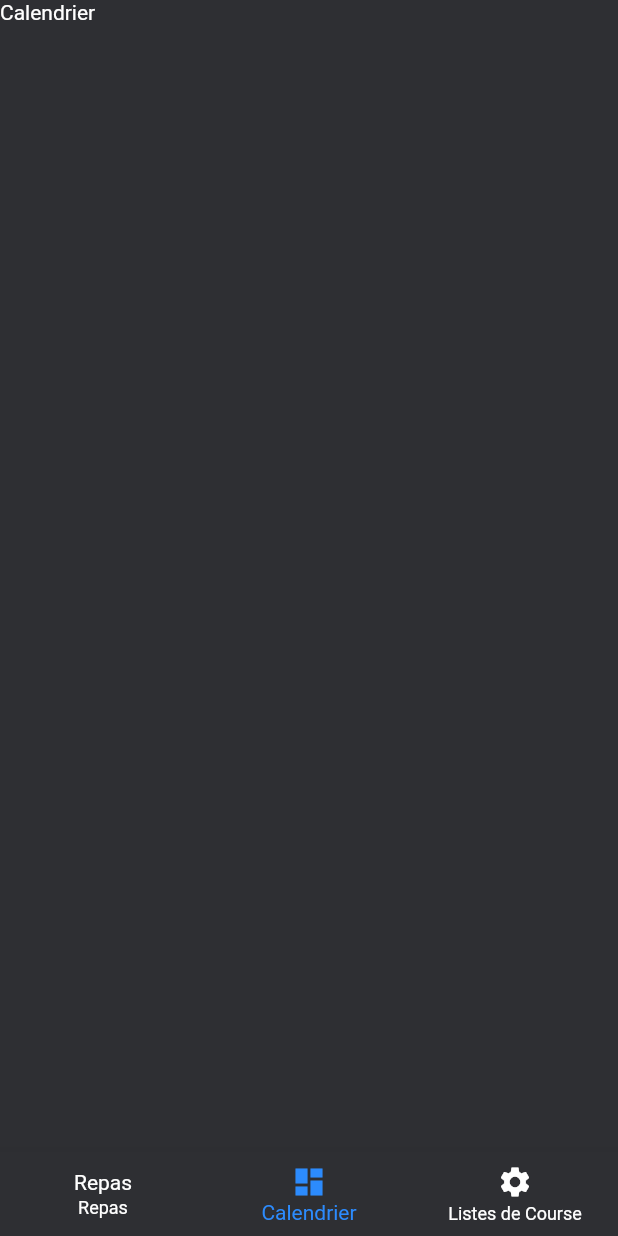
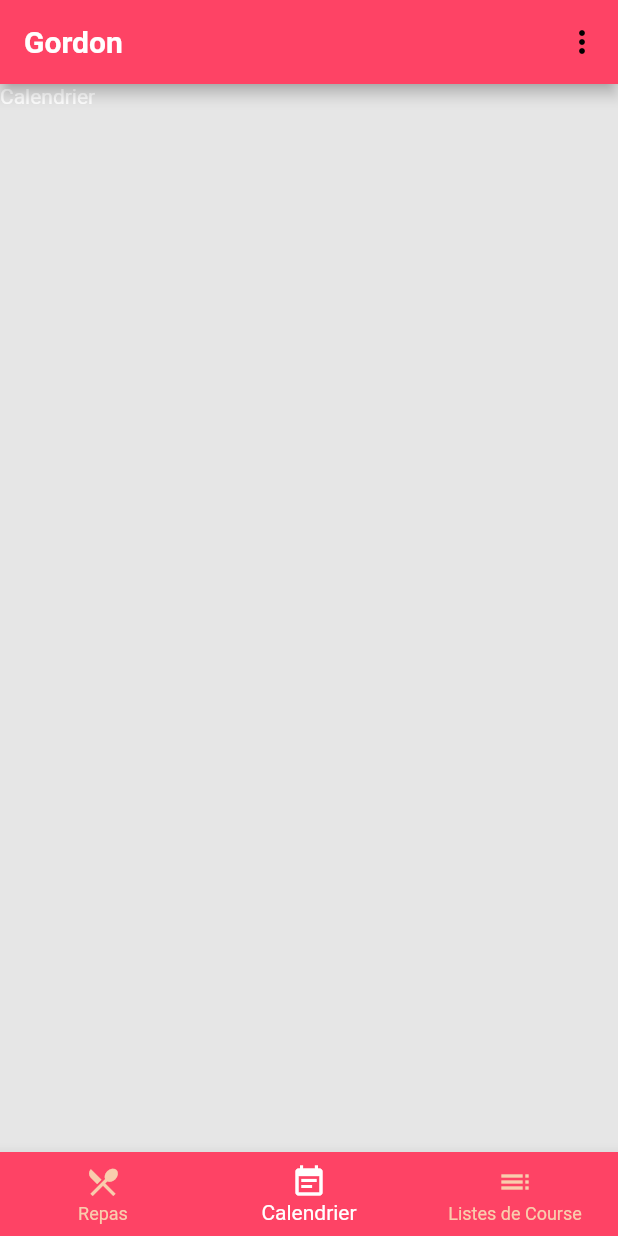
Before and after one commit to Skaopap/Gordon, a Flutter app: the screen it shows after launch, on a phone screen of 412 x 824 dp. Run offline on Flutter 3.47's test engine with Material 2 defaults, Android fonts, the phone set to English and light mode, and no system bars.

Commit message:
add colors, listRepas , appBar

```diff
--- a/lib/main.dart
+++ b/lib/main.dart
@@ -1,9 +1,20 @@
 import 'package:flutter/material.dart';
+import 'package:gordon/screens/repasInfos.dart';
 import 'package:gordon/theme/colors.dart';
 import 'package:gordon/root.dart';
+import 'package:gordon/models/MRepas.dart';
+import 'package:provider/provider.dart';
 
 void main() {
-  runApp(MyApp());
+
+  runApp(
+    MultiProvider(
+      providers: [
+        ChangeNotifierProvider(create: (context) => MRepas()),
+      ],
+  child : MyApp())
+
+  );
 }
 
 class MyApp extends StatelessWidget {
@@ -13,8 +24,8 @@ class MyApp extends StatelessWidget {
     return MaterialApp(
       title: 'Gordon',
       theme: ThemeData(
-            primaryColor: primaryColor,
-            accentColor: accentColor,
+            primaryColor: LightGrey,
+            //accentColor: accentColor,
             textTheme: Theme.of(context).textTheme.apply(
               bodyColor: Colors.white,
               displayColor: Colors.white,
@@ -25,6 +36,7 @@ class MyApp extends StatelessWidget {
       home: Root(),
       routes: {
         Root.routeName: (ctx) => Root(),
+        RepasInfos.routeName : (ctx) => RepasInfos()
       },
     );
   }
--- a/lib/root.dart
+++ b/lib/root.dart
@@ -2,7 +2,8 @@ import 'package:flutter/material.dart';
 import 'package:gordon/screens/calendrier.dart';
 import 'package:gordon/screens/repas.dart';
 import 'package:gordon/screens/listescourse.dart';
-//import 'package:provider/provider.dart';
+import 'package:gordon/theme/colors.dart';
+//
 
 class Root extends StatefulWidget {
   static const routeName = "/root";
@@ -24,17 +25,17 @@ class _RootState extends State<Root> {
        {
         'page':Repas(),
         'title':'Repas',
-        'color':Colors.blue
+        //'color':Colors.blue
       },
       {
         'page':Calendrier(),
         'title':'Calendrier',
-        'color':Colors.blue
+        //'color':Colors.blue
       },
       {
         'page':ListesCourse(),
         'title':'ListesCourse',
-        'color':Colors.red
+        //'color':Colors.red
       }
     ];
 
@@ -54,17 +55,29 @@ class _RootState extends State<Root> {
   Widget build(BuildContext context) {
 
     return Scaffold(
+            appBar: AppBar(
+              backgroundColor: Pink,
+              title: const Text("Gordon", style: TextStyle(color: Colors.white, fontWeight: FontWeight.bold),),
+              actions: <Widget>[
+          IconButton(
+            icon: const Icon(Icons.more_vert),
+            tooltip: 'Show Snackbar',
+            onPressed: () {
+
+            },
+          ),]
+            ) ,
             bottomNavigationBar:
               BottomNavigationBar(
                 onTap: _selectPage,
-                unselectedItemColor: Colors.white,
-                selectedItemColor: Theme.of(context).accentColor,
-                backgroundColor: Theme.of(context).primaryColor,
+                unselectedItemColor: Salmon,
+                selectedItemColor: Colors.white,
+                backgroundColor: Pink,
                 currentIndex: _selectedPageIndex,
                 items: [
-                  BottomNavigationBarItem(title: Text("Repas"),icon: Text("Repas")),
-                  BottomNavigationBarItem(title: Text("Calendrier"),icon: Icon(Icons.dashboard)),
-                  BottomNavigationBarItem(title: Text("Listes de Course"),icon: Icon(Icons.settings)),
+                  BottomNavigationBarItem(title: Text("Repas"),icon: Icon(Icons.restaurant_menu)),
+                  BottomNavigationBarItem(title: Text("Calendrier"),icon: Icon(Icons.event_note)),
+                  BottomNavigationBarItem(title: Text("Listes de Course"),icon: Icon(Icons.toc)),
                 ],
               ),
             //backgroundColor: Theme.of(context).primaryColor,
--- a/lib/screens/repas.dart
+++ b/lib/screens/repas.dart
@@ -1,4 +1,5 @@
 import 'package:flutter/material.dart';
+import 'package:gordon/widgets/ListRepas.dart';
 
 class Repas extends StatefulWidget {
   Repas({Key key}) : super(key: key);
@@ -13,7 +14,7 @@ class _RepasState extends State<Repas> {
     return Scaffold(
       backgroundColor: Theme.of(context).primaryColor,
       body: SafeArea(
-          child: Text("Repas")
+          child: ListRepas()
           ),
     );
   }
--- a/lib/theme/colors.dart
+++ b/lib/theme/colors.dart
@@ -1,34 +1,42 @@
 import 'package:flutter/material.dart';
 
-const _primaryColor = 0XFF2E2F33;
-const _primaryDarkColor =0XFF1B1B1C;
-const _textColor = 0XFFFFFFFF;
-const _accentColor = 0XFF2C8BFD;
+const _darkGrey = 0XFF2E2F33;
+const _pink =0XFFFE4365;
+const _white = 0XFFFFFFFF;
+const _lightGrey = 0XFFE6E6E6;
+const _salmon = 0XFFF9CDAD;
 
-  const MaterialColor primaryColor = MaterialColor(
-    _primaryColor,
+const MaterialColor DarkGrey = MaterialColor(
+  _darkGrey,
+  <int, Color>{
+    50: Color(_darkGrey)
+  },
+);
+
+const MaterialColor Pink = MaterialColor(
+  _pink,
+  <int, Color>{
+    50: Color(_pink)
+  },
+);
+
+  const MaterialColor White = MaterialColor(
+    _white,
     <int, Color>{
-      50: Color(_primaryColor)
+      50: Color(_white)
     },
   );
 
-  const MaterialColor primaryDarkColor = MaterialColor(
-    _primaryDarkColor,
+  const MaterialColor LightGrey = MaterialColor(
+    _lightGrey,
     <int, Color>{
-      50: Color(_primaryDarkColor)
+      50: Color(_lightGrey)
     },
   );
 
-  const MaterialColor textColor = MaterialColor(
-    _textColor,
+  const MaterialColor Salmon = MaterialColor(
+    _salmon,
     <int, Color>{
-      50: Color(_textColor)
+      50: Color(_salmon)
     },
   );
-
-  const MaterialColor accentColor = MaterialColor(
-    _accentColor,
-    <int, Color>{
-      50: Color(_accentColor)
-    },
-  );
```
Also changed, not shown: lib/models/MListeCourse.dart (+7 -0 lines), lib/models/MRepas.dart (+17 -0 lines), lib/models/MRepasItem.dart (added, +12 -0 lines), lib/screens/repasInfos.dart (+18 -0 lines), lib/widgets/ListRepas.dart (+27 -0 lines), lib/widgets/RepasItem.dart (+65 -0 lines).
